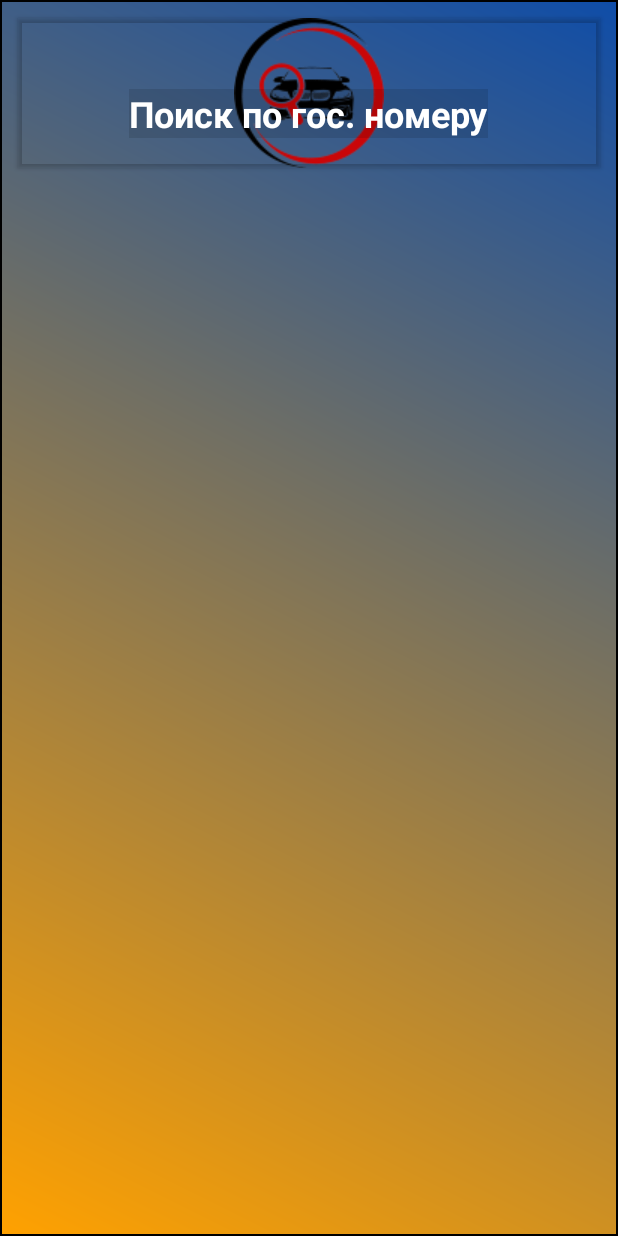
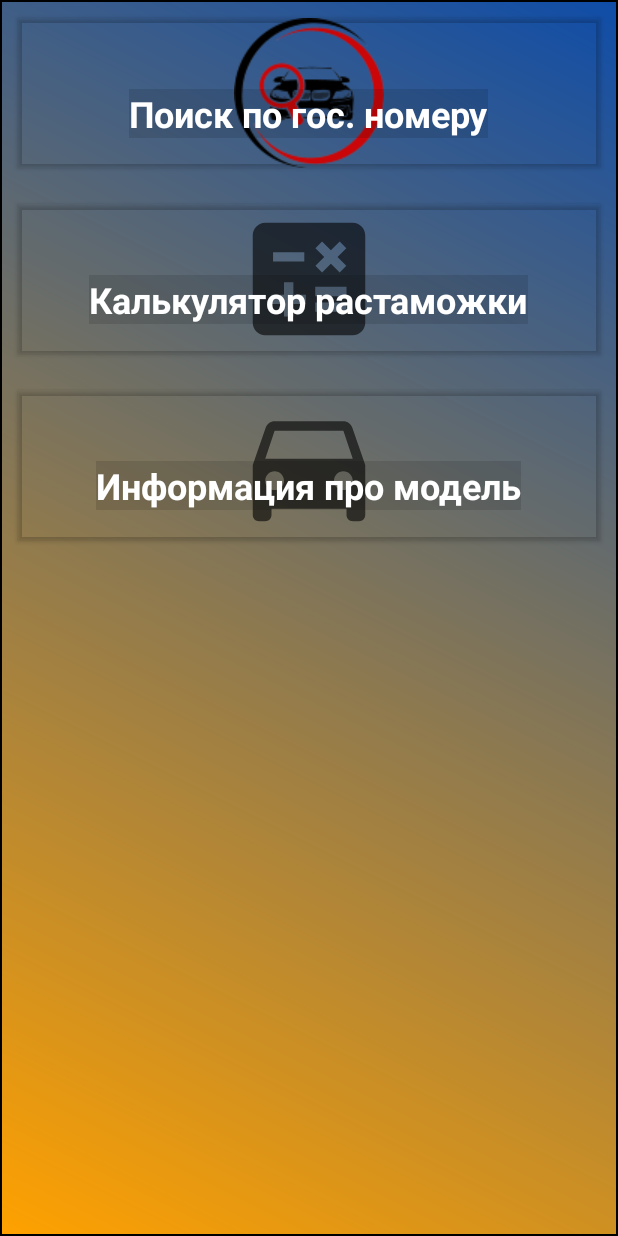
Before and after one commit to Ksnk-dm/AutoNumbers, an Android app: the screen it shows after launch (MainActivity), on a phone screen of 412 x 824 dp. Run offline under Robolectric (Android 15) with nearby library versions, the phone set to English and light mode, and no system bars.

Commit message:
add item in mainactivity

```diff
--- a/app/src/main/java/com/ksnk/auto/InfoActivity.kt
+++ b/app/src/main/java/com/ksnk/auto/InfoActivity.kt
@@ -138,7 +138,6 @@ class InfoActivity : AppCompatActivity() {
                 mainHandler.post {
                     val body = response.body?.string()
                     val gson = GsonBuilder().create()
-                    println("test"+body)
                    var error: Error = gson.fromJson(body, Error::class.java)
                     if(error.getError().isNullOrEmpty()){
                         var auto: Auto? = gson.fromJson(body, Auto::class.java)
--- /dev/null
+++ b/app/src/main/res/drawable/ic_baseline_calculate_24.xml
@@ -0,0 +1,10 @@
+<vector xmlns:android="http://schemas.android.com/apk/res/android"
+    android:width="100dp"
+    android:height="100dp"
+    android:viewportWidth="24"
+    android:viewportHeight="24"
+    android:tint="?attr/colorControlNormal">
+  <path
+      android:fillColor="@android:color/white"
+      android:pathData="M19,3H5C3.9,3 3,3.9 3,5v14c0,1.1 0.9,2 2,2h14c1.1,0 2,-0.9 2,-2V5C21,3.9 20.1,3 19,3zM13.03,7.06L14.09,6l1.41,1.41L16.91,6l1.06,1.06l-1.41,1.41l1.41,1.41l-1.06,1.06L15.5,9.54l-1.41,1.41l-1.06,-1.06l1.41,-1.41L13.03,7.06zM6.25,7.72h5v1.5h-5V7.72zM11.5,16h-2v2H8v-2H6v-1.5h2v-2h1.5v2h2V16zM18,17.25h-5v-1.5h5V17.25zM18,14.75h-5v-1.5h5V14.75z"/>
+</vector>
--- /dev/null
+++ b/app/src/main/res/drawable/ic_baseline_directions_car_24.xml
@@ -0,0 +1,10 @@
+<vector xmlns:android="http://schemas.android.com/apk/res/android"
+    android:width="100dp"
+    android:height="100dp"
+    android:viewportWidth="24"
+    android:viewportHeight="24"
+    android:tint="?attr/colorControlNormal">
+  <path
+      android:fillColor="@android:color/white"
+      android:pathData="M18.92,6.01C18.72,5.42 18.16,5 17.5,5h-11c-0.66,0 -1.21,0.42 -1.42,1.01L3,12v8c0,0.55 0.45,1 1,1h1c0.55,0 1,-0.45 1,-1v-1h12v1c0,0.55 0.45,1 1,1h1c0.55,0 1,-0.45 1,-1v-8l-2.08,-5.99zM6.5,16c-0.83,0 -1.5,-0.67 -1.5,-1.5S5.67,13 6.5,13s1.5,0.67 1.5,1.5S7.33,16 6.5,16zM17.5,16c-0.83,0 -1.5,-0.67 -1.5,-1.5s0.67,-1.5 1.5,-1.5 1.5,0.67 1.5,1.5 -0.67,1.5 -1.5,1.5zM5,11l1.5,-4.5h11L19,11L5,11z"/>
+</vector>
--- a/app/src/main/res/layout/activity_main.xml
+++ b/app/src/main/res/layout/activity_main.xml
@@ -12,6 +12,7 @@
         android:layout_width="match_parent"
         android:layout_height="wrap_content"
         android:layout_margin="12dp"
+        android:layout_marginTop="50dp"
         app:cardBackgroundColor="#00000000">
 
         <ImageButton
@@ -34,4 +35,52 @@
             android:textStyle="bold" />
     </androidx.cardview.widget.CardView>
 
+    <androidx.cardview.widget.CardView
+        android:layout_width="match_parent"
+        android:layout_height="wrap_content"
+        android:layout_margin="12dp"
+        app:cardBackgroundColor="#00000000">
+
+        <ImageButton
+            android:layout_width="match_parent"
+            android:layout_height="match_parent"
+            android:background="?attr/selectableItemBackground"
+            android:src="@drawable/ic_baseline_calculate_24" />
+
+        <TextView
+            android:layout_width="wrap_content"
+            android:layout_height="wrap_content"
+            android:layout_gravity="bottom|center_horizontal"
+            android:layout_marginBottom="20dp"
+            android:background="#1E000000"
+            android:text="Калькулятор растаможки"
+            android:textColor="#FFFFFF"
+            android:textSize="24sp"
+            android:textStyle="bold" />
+    </androidx.cardview.widget.CardView>
+
+    <androidx.cardview.widget.CardView
+        android:layout_width="match_parent"
+        android:layout_height="wrap_content"
+        android:layout_margin="12dp"
+        app:cardBackgroundColor="#00000000">
+
+        <ImageButton
+            android:layout_width="match_parent"
+            android:layout_height="match_parent"
+            android:background="?attr/selectableItemBackground"
+            android:src="@drawable/ic_baseline_directions_car_24" />
+
+        <TextView
+            android:layout_width="wrap_content"
+            android:layout_height="wrap_content"
+            android:layout_gravity="bottom|center_horizontal"
+            android:layout_marginBottom="20dp"
+            android:background="#1E000000"
+            android:text="Информация про модель"
+            android:textColor="#FFFFFF"
+            android:textSize="24sp"
+            android:textStyle="bold" />
+    </androidx.cardview.widget.CardView>
+
 </LinearLayout>
--- a/app/src/main/res/values/themes.xml
+++ b/app/src/main/res/values/themes.xml
@@ -5,7 +5,6 @@
         <item name="colorPrimary">@color/purple_500</item>
         <item name="colorPrimaryVariant">@color/purple_700</item>
         <item name="colorOnPrimary">@color/white</item>
-        <item name="colorControlNormal">@color/fixcolor2</item>
         <!-- Secondary brand color. -->
         <item name="colorSecondary">@color/teal_200</item>
         <item name="colorSecondaryVariant">@color/teal_700</item>
```
